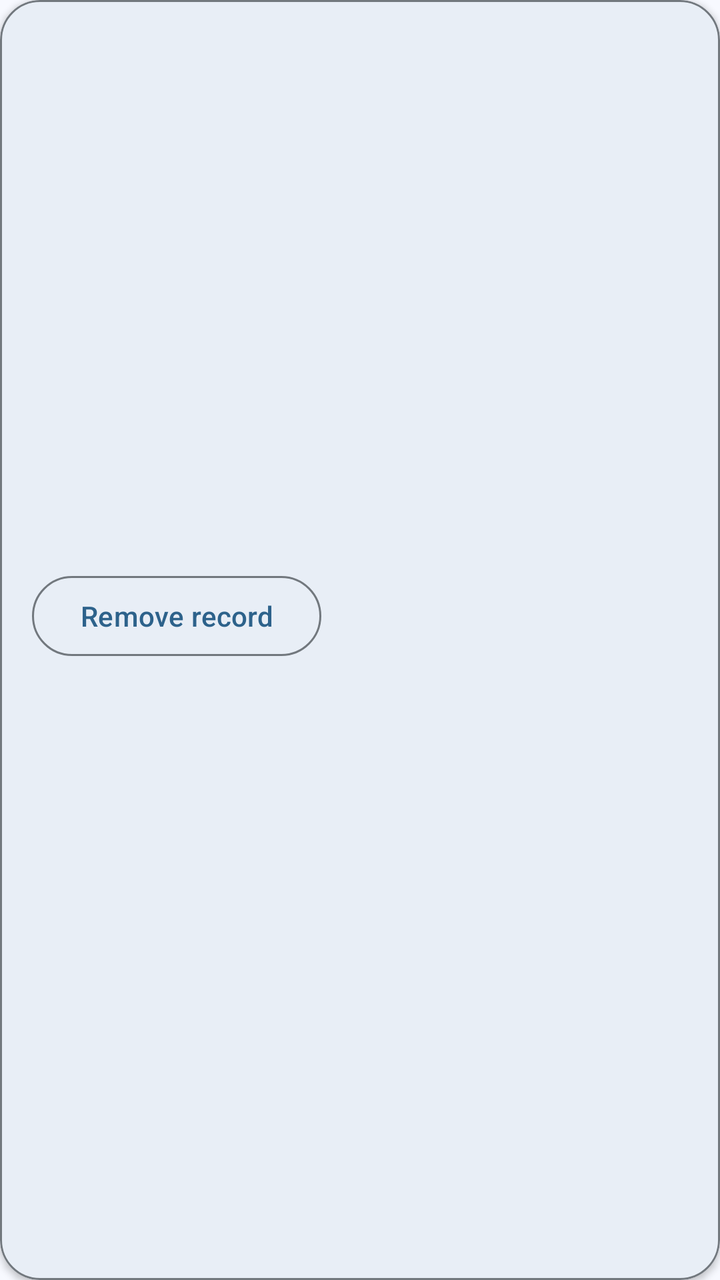
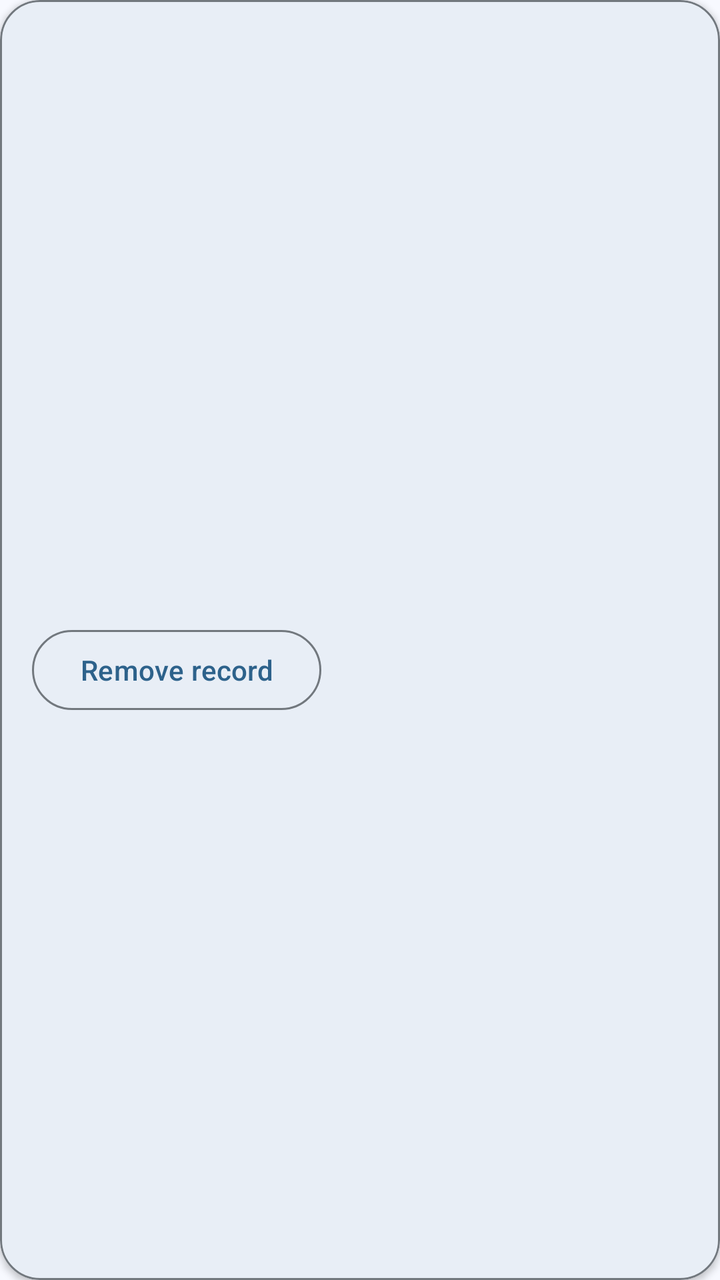

Screens rendered from an Android XML layout before and after an edit, with the pre-edit source and the edit as a unified diff.
<!-- AndroidManifest.xml: application theme Theme.Smart_tourism -->
<!-- res/layout/item_booking.xml -->
<?xml version="1.0" encoding="utf-8"?>
<com.google.android.material.card.MaterialCardView xmlns:android="http://schemas.android.com/apk/res/android"
    xmlns:app="http://schemas.android.com/apk/res-auto"
    android:layout_width="match_parent"
    android:layout_height="wrap_content"
    android:layout_marginBottom="16dp"
    app:cardBackgroundColor="@color/md_theme_surface"
    app:cardCornerRadius="20dp"
    app:cardElevation="2dp"
    app:strokeColor="@color/md_theme_outline"
    app:strokeWidth="1dp">

    <LinearLayout
        android:layout_width="match_parent"
        android:layout_height="wrap_content"
        android:orientation="vertical"
        android:padding="16dp">

        <ImageView
            android:id="@+id/bookingImage"
            android:layout_width="match_parent"
            android:layout_height="140dp"
            android:contentDescription="@string/booking_image_description"
            android:scaleType="centerCrop" />

        <TextView
            android:id="@+id/bookingTitle"
            android:layout_width="match_parent"
            android:layout_height="wrap_content"
            android:layout_marginTop="12dp"
            android:textColor="@color/md_theme_onSurface"
            android:textSize="18sp"
            android:textStyle="bold" />

        <TextView
            android:id="@+id/bookingDate"
            android:layout_width="match_parent"
            android:layout_height="wrap_content"
            android:layout_marginTop="8dp"
            android:textColor="@color/md_theme_onSurface"
            android:textSize="15sp" />

        <TextView
            android:id="@+id/bookingDetails"
            android:layout_width="match_parent"
            android:layout_height="wrap_content"
            android:layout_marginTop="8dp"
            android:textColor="@color/md_theme_onSurfaceVariant"
            android:textSize="14sp" />

        <TextView
            android:id="@+id/bookingReference"
            android:layout_width="match_parent"
            android:layout_height="wrap_content"
            android:layout_marginTop="8dp"
            android:textColor="@color/md_theme_onSurfaceVariant"
            android:textSize="12sp" />

        <com.google.android.material.button.MaterialButton
            android:id="@+id/btnRemoveBooking"
            style="@style/Widget.Material3.Button.OutlinedButton"
            android:layout_width="wrap_content"
            android:layout_height="wrap_content"
            android:layout_marginTop="12dp"
            android:text="@string/booking_remove_action"
            android:textAllCaps="false" />
    </LinearLayout>
</com.google.android.material.card.MaterialCardView>
<!-- resources referenced by this layout -->
<resources>
  <color name="md_theme_onSurface">#181C20</color>
  <color name="md_theme_onSurfaceVariant">#42474E</color>
  <color name="md_theme_outline">#72787E</color>
  <color name="md_theme_surface">#F7F9FF</color>
  <string name="booking_image_description">Tour photograph</string>
  <string name="booking_remove_action">Remove record</string>
  <style name="Theme.Smart_tourism" parent="Theme.Material3.Light.NoActionBar">
          <item name="colorPrimary">@color/md_theme_primary</item>
          <item name="colorOnPrimary">@color/md_theme_onPrimary</item>
          <item name="colorPrimaryContainer">@color/md_theme_primaryContainer</item>
          <item name="colorOnPrimaryContainer">@color/md_theme_onPrimaryContainer</item>
  
          <item name="colorSecondary">@color/md_theme_secondary</item>
          <item name="colorOnSecondary">@color/md_theme_onSecondary</item>
          <item name="colorSecondaryContainer">@color/md_theme_secondaryContainer</item>
          <item name="colorOnSecondaryContainer">@color/md_theme_onSecondaryContainer</item>
  
          <item name="colorTertiary">@color/md_theme_tertiary</item>
          <item name="colorOnTertiary">@color/md_theme_onTertiary</item>
          <item name="colorTertiaryContainer">@color/md_theme_tertiaryContainer</item>
          <item name="colorOnTertiaryContainer">@color/md_theme_onTertiaryContainer</item>
  
          <item name="colorError">@color/md_theme_error</item>
          <item name="colorOnError">@color/md_theme_onError</item>
  
          <item name="android:colorBackground">@color/md_theme_background</item>
          <item name="colorOnBackground">@color/md_theme_onBackground</item>
  
          <item name="colorSurface">@color/md_theme_surface</item>
          <item name="colorOnSurface">@color/md_theme_onSurface</item>
          <item name="colorSurfaceVariant">@color/md_theme_surfaceVariant</item>
          <item name="colorOnSurfaceVariant">@color/md_theme_onSurfaceVariant</item>
  
          <item name="colorOutline">@color/md_theme_outline</item>
  
          <item name="android:windowBackground">@color/md_theme_background</item>
  
          
          <item name="android:statusBarColor">@color/md_theme_primaryContainer</item>
          <item name="android:navigationBarColor">@color/md_theme_surface</item>
          <item name="android:windowLightStatusBar">true</item>
  
      </style>
  <color name="md_theme_primary">#2D628B</color>
  <color name="md_theme_onPrimary">#FFFFFF</color>
  <color name="md_theme_primaryContainer">#CDE5FF</color>
  <color name="md_theme_onPrimaryContainer">#094A72</color>
  <color name="md_theme_secondary">#51606F</color>
  <color name="md_theme_onSecondary">#FFFFFF</color>
  <color name="md_theme_secondaryContainer">#D4E4F6</color>
  <color name="md_theme_onSecondaryContainer">#394857</color>
  <color name="md_theme_tertiary">#67587A</color>
  <color name="md_theme_onTertiary">#FFFFFF</color>
  <color name="md_theme_tertiaryContainer">#EDDCFF</color>
  <color name="md_theme_onTertiaryContainer">#4F4061</color>
  <color name="md_theme_error">#BA1A1A</color>
  <color name="md_theme_onError">#FFFFFF</color>
  <color name="md_theme_background">#F7F9FF</color>
  <color name="md_theme_onBackground">#181C20</color>
  <color name="md_theme_surfaceVariant">#DEE3EB</color>
</resources>

<!-- the commit's change to res/layout/item_booking.xml (unified diff, before → after) -->
@@ -56,6 +56,14 @@
             android:textColor="@color/md_theme_onSurfaceVariant"
             android:textSize="12sp" />
 
+        <TextView
+            android:id="@+id/bookingPayment"
+            android:layout_width="match_parent"
+            android:layout_height="wrap_content"
+            android:layout_marginTop="8dp"
+            android:textColor="@color/md_theme_onSurfaceVariant"
+            android:textSize="14sp" />
+
         <com.google.android.material.button.MaterialButton
             android:id="@+id/btnRemoveBooking"
             style="@style/Widget.Material3.Button.OutlinedButton"
